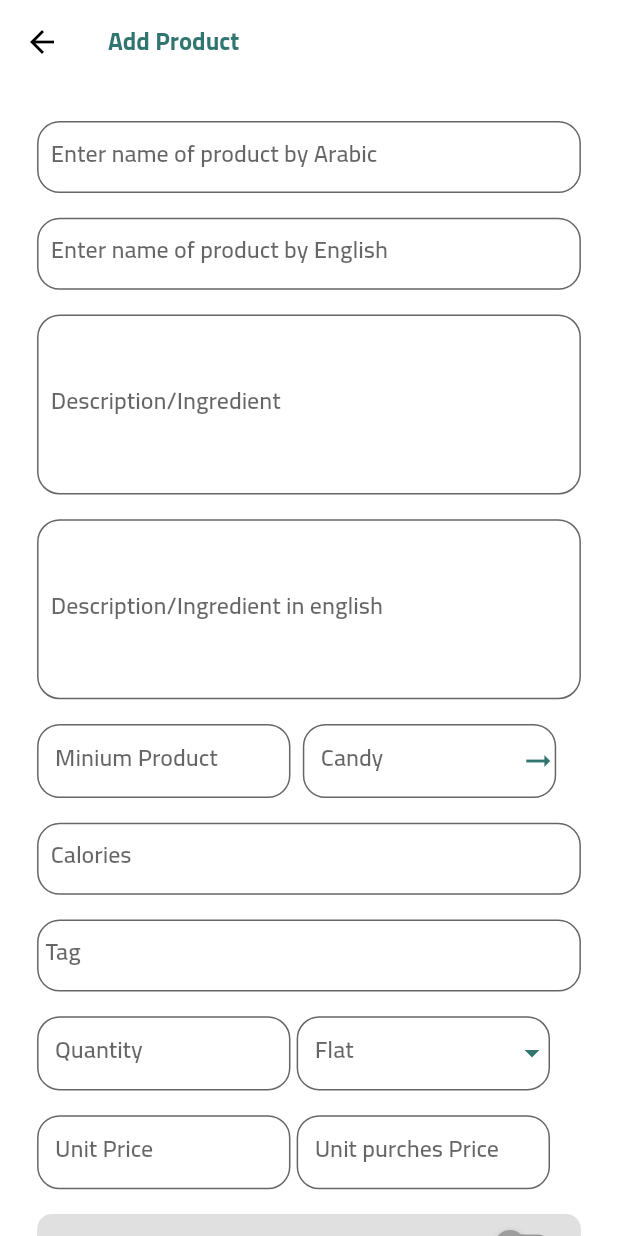
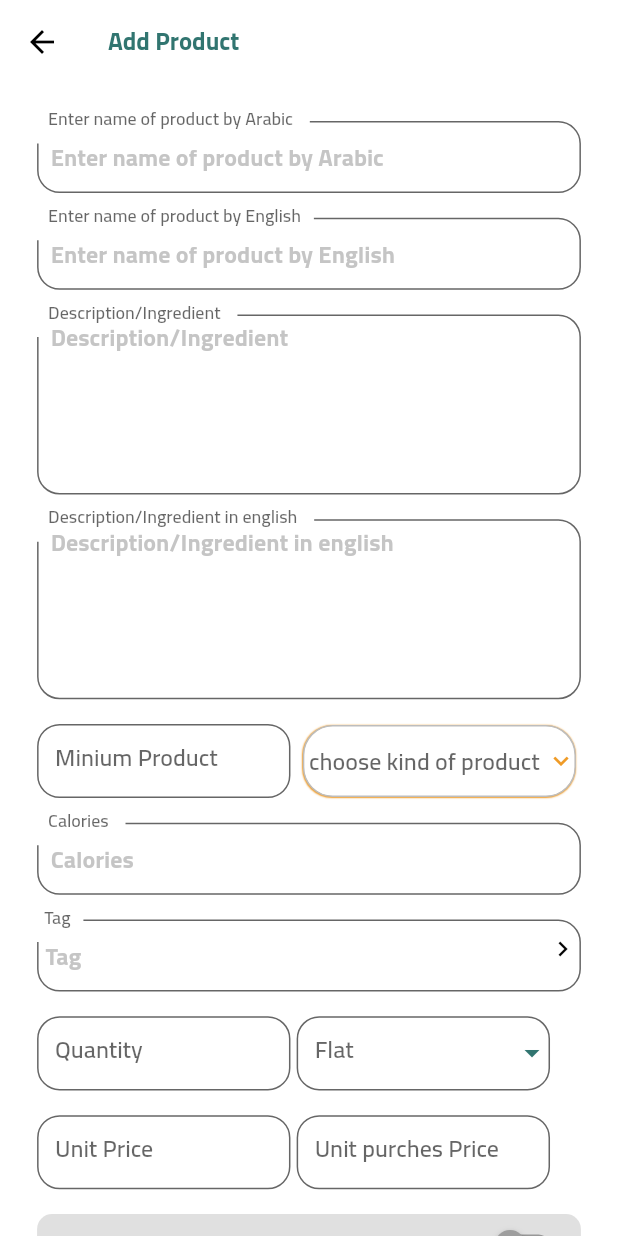
Before and after one commit to Sihamq/Sbooba_Client_App, a Flutter app: the ProductView screen opened directly, after a tap on "Add Product", on a phone screen of 412 x 824 dp. Run offline on Flutter 3.47's test engine with Material 2 defaults, Android fonts, the phone set to English and light mode, and no system bars; our stand-ins replace awesome_dialog, awesome_snackbar_content, cached_network_image, carousel_slider, device_preview, dio and 15 more; missing offline and left inert: coupon_uikit, slide_popup_dialog_null_safety; accounts and stored records are empty; network calls fail.

Commit message:
cate-7-12-3:33

```diff
--- a/lib/data/data_source/product_data/productData.dart
+++ b/lib/data/data_source/product_data/productData.dart
@@ -81,10 +81,13 @@ class Productdata {
       discount_type,
       discount_start_date,
       discount_end_date,
-      tax}) async {
+      tax,
+      slug,
+      meta_title,
+      meta_description}) async {
     FormData data = FormData.fromMap({
       "name": {"ar": name_ar, "en": name_en},
-      "description": {"ar": description_ar, "er": description_en},
+      "description": {"ar": description_ar, "en": description_en},
       "calories": calories,
       "category_id": category_id,
       "tags": tags,
@@ -97,8 +100,14 @@ class Productdata {
       "cash_on_delivery": cash_on_delivery,
       "featured": featured,
       "current_stock": current_stock,
+      "unit": unit,
+      "min_qty": min_qty,
+      "low_stock_quantity": low_stock_quantity,
       "discount": discount,
       "tax": tax,
+      "slug": slug,
+      "meta_title": meta_title,
+      "meta_description": meta_description,
       "discount_type": discount_type,
       "discount_start_date": discount_start_date,
       "discount_end_date": discount_end_date,
@@ -118,4 +127,22 @@ class Productdata {
       print(response.data);
     }
   }
+
+  Future getCateogryProduct() async {
+    try {
+      var response =
+          await DioHelper.getData(url: ApiLink.cateogryProduct, option: {
+        "Authorization": "Bearer " + await CashHelper.getData("token"),
+        "X-localization": await CashHelper.getData("lang")
+      });
+      if (response.statusCode == 200) {
+        print(response.data);
+        return response.data;
+      } else {
+        return response.data;
+      }
+    } catch (e) {
+      print(e.toString());
+    }
+  }
 }
--- /dev/null
+++ b/lib/data/models/cateogry.dart
@@ -0,0 +1,106 @@
+// To parse this JSON data, do
+//
+//     final cateogry = cateogryFromMap(jsonString);
+
+import 'dart:convert';
+
+Cateogry cateogryFromMap(String str) => Cateogry.fromMap(json.decode(str));
+
+String cateogryToMap(Cateogry data) => json.encode(data.toMap());
+
+class Cateogry {
+  Cateogry({
+    this.result,
+    this.data,
+    this.message,
+    this.status,
+  });
+
+  String? result;
+  List<CateogryItem>? data;
+  String? message;
+  int? status;
+
+  factory Cateogry.fromMap(Map<String, dynamic> json) => Cateogry(
+        result: json["result"],
+        data: List<CateogryItem>.from(
+            json["data"].map((x) => CateogryItem.fromMap(x))),
+        message: json["message"],
+        status: json["status"],
+      );
+
+  Map<String, dynamic> toMap() => {
+        "result": result,
+        "data": List<dynamic>.from(data!.map((x) => x.toMap())),
+        "message": message,
+        "status": status,
+      };
+}
+
+class CateogryItem {
+  CateogryItem({
+    this.id,
+    this.name,
+    this.parentId,
+    this.level,
+    this.orderLevel,
+    this.commisionRate,
+    this.featured,
+    this.top,
+    this.digital,
+    this.slug,
+    this.metaTitle,
+    this.metaDescription,
+    this.banner,
+    this.icon,
+  });
+
+  int? id;
+  String? name;
+  dynamic parentId;
+  dynamic level;
+  dynamic orderLevel;
+  dynamic commisionRate;
+  dynamic featured;
+  dynamic top;
+  dynamic digital;
+  String? slug;
+  dynamic metaTitle;
+  dynamic metaDescription;
+  dynamic banner;
+  dynamic icon;
+
+  factory CateogryItem.fromMap(Map<String, dynamic> json) => CateogryItem(
+        id: json["id"],
+        name: json["name"],
+        parentId: json["parent_id"],
+        level: json["level"],
+        orderLevel: json["order_level"],
+        commisionRate: json["commision_rate"],
+        featured: json["featured"],
+        top: json["top"],
+        digital: json["digital"],
+        slug: json["slug"],
+        metaTitle: json["meta_title"],
+        metaDescription: json["meta_description"],
+        banner: json["banner"],
+        icon: json["icon"],
+      );
+
+  Map<String, dynamic> toMap() => {
+        "id": id,
+        "name": name,
+        "parent_id": parentId,
+        "level": level,
+        "order_level": orderLevel,
+        "commision_rate": commisionRate,
+        "featured": featured,
+        "top": top,
+        "digital": digital,
+        "slug": slug,
+        "meta_title": metaTitle,
+        "meta_description": metaDescription,
+        "banner": banner,
+        "icon": icon,
+      };
+}
--- a/lib/lang/ar.dart
+++ b/lib/lang/ar.dart
@@ -218,5 +218,6 @@ Map<String, String> ar = {
   "deletec": "هل تريد بالفعل حذف الكوبون؟",
   "deletep": "هل تريد بالفعل حذف المنتج؟",
   "details": "تفاصيل المنتج",
-  "notemail": "الايميل غيرموجود"
+  "notemail": "الايميل غيرموجود",
+  "youhave": "تم اضافة منتج جديد"
 };
--- a/lib/lang/en.dart
+++ b/lib/lang/en.dart
@@ -223,5 +223,6 @@ Map<String, String> en = {
   "deletep": "Do you want to delete  this product?",
   "details": "Product Details",
   "namee": "Enter product name by English",
-  "notemail": "Email not found"
+  "notemail": "Email not found",
+  "youhave": "You have new product"
 };
--- a/lib/module/products/add_product/add_product_view.dart
+++ b/lib/module/products/add_product/add_product_view.dart
@@ -83,19 +83,51 @@ class AddProduct extends GetView<ProductController> {
                       SizedBox(
                         width: 1.h,
                       ),
-                      MySmallTextField(
-                        type: TextInputType.number,
-                        controller: controller.miniProController,
-                        obcure: false,
-                        label: "Candy".tr,
-                        suffix: Icons.arrow_right_alt,
-                        suffixPressed: () {
-                          Get.defaultDialog(
-                              title: "'",
-                              content: CustomRdaioButton(),
-                              middleText: "😊");
-                        },
-                      )
+                      DecoratedBox(
+                          decoration: BoxDecoration(
+                              color: Colors
+                                  .white, //background color of dropdown button
+                              border: Border.all(
+                                  color: Colors.grey[400]!,
+                                  width: 1), //border of dropdown button
+                              borderRadius: BorderRadius.circular(
+                                  20), //border raiuds of dropdown button
+                              boxShadow: <BoxShadow>[
+                                //apply shadow on Dropdown button
+                                BoxShadow(
+                                    color: myOrange,
+                                    blurRadius: 0.1), //shadow for button
+                              ]),
+                          child: DropdownButton(
+                            focusColor: myOrange,
+                            // isExpanded: true,
+                            underline: const SizedBox(),
+                            elevation: 2,
+                            hint: Padding(
+                              padding: EdgeInsets.all(.5.h),
+                              child: Text("choose kind of product"),
+                            ),
+                            icon: Icon(
+                              Icons.keyboard_arrow_down_sharp,
+                              color: myOrange,
+                              size: 20,
+                            ),
+                            items: [],
+                            onChanged: ((value) {}),
+                          )
+                          // MySmallTextField(
+                          //   type: TextInputType.number,
+                          //   controller: controller.miniProController,
+                          //   obcure: false,
+                          //   label: "Candy".tr,
+                          //   suffix: Icons.arrow_right_alt,
+                          //   suffixPressed: () {
+                          //     Get.defaultDialog(
+                          //         title: "'",
+                          //         content: CustomRdaioButton(),
+                          //         middleText: "😊");
+                          //   },
+                          )
                     ],
                   ),
                 ),
@@ -297,6 +329,8 @@ class AddProduct extends GetView<ProductController> {
                 ),
                 BlueButton(
                     onpress: () async {
+                      print("stoore");
+                      FocusScope.of(context).unfocus();
                       await controller.storeProduct();
                     },
                     title: Text("Save".tr,
--- a/lib/module/products/add_product/widgets/date_container.dart
+++ b/lib/module/products/add_product/widgets/date_container.dart
@@ -30,6 +30,7 @@ class DateContainer extends GetView<ProductController> {
               color: myWhite,
             ),
             onPressed: () {
+              FocusScope.of(context).unfocus();
               slideDialog.showSlideDialog(
                 context: context,
                 child: Obx(
--- a/lib/module/products/details_product/widgets/details_container.dart
+++ b/lib/module/products/details_product/widgets/details_container.dart
@@ -5,6 +5,7 @@ import 'package:get/get.dart';
 import 'package:material_design_icons_flutter/material_design_icons_flutter.dart';
 import 'package:sboba_app_client/module/my_colors.dart';
 import 'package:sboba_app_client/module/products/product_controller.dart';
+import 'package:sboba_app_client/module/shared/cash_helper.dart';
 import 'package:sizer/sizer.dart';
 
 class DetailsContainer extends StatelessWidget {
@@ -52,7 +53,9 @@ class DetailsContainer extends StatelessWidget {
                 child: Row(
                   children: [
                     Text(
-                      controller.showProduct[0].name!.en!,
+                      CashHelper.getData("lang") == "er"
+                          ? controller.showProduct[0].name!.en!
+                          : controller.showProduct[0].name!.ar!,
                       style: TextStyle(
                           color: Colors.black,
                           wordSpacing: 3,
@@ -154,7 +157,9 @@ class DetailsContainer extends StatelessWidget {
                       fontWeight: FontWeight.bold)),
 
               Text(
-                controller.showProduct[0].descriptionName!.en!,
+                CashHelper.getData("lang") == "ar"
+                    ? controller.showProduct[0].descriptionName!.ar!
+                    : controller.showProduct[0].descriptionName!.en!,
                 //"The menu has been called “a map that encourages easy navigation between hunger and satisfaction.” Mouthwatering restaurant menu descriptions can make your clients crave your offerings and happy patrons come back many times.",
                 style: TextStyle(
                     color: Colors.grey[700],
@@ -281,44 +286,9 @@ class DetailsContainer extends StatelessWidget {
                                     size: 5.w,
                                   ))),
                   )
-                  // Switch(
-                  //       focusColor: myOrange,
-                  //       value: controller.swittch.value,
-                  //       onChanged: (value) {
-                  //         controller.changSwitch(
-                  //             controller.showProduct[index!].published);
-                  //       },
-                  //       activeColor: myOrange,
-                  //       inactiveThumbColor: Colors.grey,
-                  //     )
                 ]),
               ),
 
-              // Container(
-              //   color: Colors.grey[200],
-              //   child: Row(children: [
-              //     Padding(
-              //       padding: EdgeInsets.all(1.h),
-              //       child: Text("Featured".tr,
-              //           style: TextStyle(fontWeight: FontWeight.bold)),
-              //     ),
-              //     Spacer(),
-              //     // Obx(
-              //     //   () => Switch(
-              //     //     onChanged: (value) {
-              //     //       controller.changeFeaturedswitch(
-              //     //           controller.showProduct[index!].featured);
-              //     //     },
-              //     //     value: controller.featured.value,
-              //     //     // onChanged: ((value) {
-
-              //     //     // }),
-              //     //     activeColor: myOrange,
-              //     //     inactiveThumbColor: Colors.grey,
-              //     //   ),
-              //     // )
-              //   ]),
-              // ),
               Padding(
                 padding: EdgeInsets.all(2.h),
                 child: Row(
@@ -328,12 +298,12 @@ class DetailsContainer extends StatelessWidget {
                     MaterialButton(
                         minWidth: 17.h,
                         onPressed: () {},
+                        color: myGreen,
                         child: Text(
                           "Edit".tr,
                           style: TextStyle(
                               color: myWhite, fontWeight: FontWeight.bold),
-                        ),
-                        color: myGreen),
+                        )),
                     SizedBox(width: 3.h),
                     MaterialButton(
                         minWidth: 17.h,
--- a/lib/module/products/product_controller.dart
+++ b/lib/module/products/product_controller.dart
@@ -1,10 +1,13 @@
+import 'package:awesome_dialog/awesome_dialog.dart';
 import 'package:flutter/material.dart';
 import 'package:get/get.dart';
 import 'package:get/get_state_manager/get_state_manager.dart';
 import 'package:image_picker/image_picker.dart';
 import 'package:sboba_app_client/data/data_source/product_data/productData.dart';
+import 'package:sboba_app_client/data/models/cateogry.dart';
 import 'package:sboba_app_client/data/models/product_model.dart';
 import 'package:sboba_app_client/data/models/show_product.dart';
+import 'package:sboba_app_client/module/shared/component/awesome_dialog.dart';
 import 'package:syncfusion_flutter_datepicker/datepicker.dart';
 import 'package:intl/intl.dart';
 
@@ -17,6 +20,7 @@ class ProductController extends GetxController
   var selectedTime = TimeOfDay.now().obs;
   Product? product;
   var productItem = <ProductItem>[].obs;
+  var productCateogry = [];
   var dateController = DateRangePickerController().obs;
   var startDate, endDate;
   var productNameArabicController = TextEditingController();
@@ -41,6 +45,7 @@ class ProductController extends GetxController
   ///////////////////////////////////////methods//////////////////////////////////////
   void onInit() {
     getProducts();
+    getCateogries();
     final DateTime today = DateTime.utc(0, 0, 0);
     startDate = "00-00-00".obs;
     endDate = "00-00-00".obs;
@@ -142,6 +147,22 @@ class ProductController extends GetxController
     }
   }
 
+  ///////////////////get Cateogry///////////////////////
+  Future getCateogries() async {
+    try {
+      var res = await Productdata().getCateogryProduct();
+      var cat = res["data"] as List;
+      if (res["Status"] == 200) {
+        productCateogry = cat.map((e) => CateogryItem.fromMap(e)).toList();
+        print(productCateogry[0]);
+        print(productCateogry.length);
+        update();
+      }
+    } catch (e) {
+      print("something error ${e.toString()}");
+    }
+  }
+
   /////////////////////delete product////////////////////
   deleteProducts(id) async {
     try {
@@ -169,15 +190,15 @@ class ProductController extends GetxController
           category_id: 1,
           purchase_price: unitPurchesController.text,
           cash_on_delivery: 1,
-          min_qty: miniProController.text,
+          min_qty: 1,
           approved: 1,
           calories: productCaloriesController.text,
           featured: feature,
           published: published,
           discount: productDiscountController.text,
           current_stock: 1,
-          discount_end_date: endDate,
-          discount_start_date: startDate,
+          discount_end_date: endDate.value,
+          discount_start_date: startDate.value,
           discount_type: 1,
           low_stock_quantity: 1,
           stock_visibility_state: 1,
@@ -185,9 +206,21 @@ class ProductController extends GetxController
           unit_price: unitPriceController.text,
           todays_deal: 1,
           unit: 1,
-          tax: 0);
+          tax: 0,
+          meta_description: "test",
+          meta_title: "test",
+          slug: "test");
       if (res["status"] == 200) {
         print(res["message"]);
+        CustomeAwesomeDialog().AwesomeDialogHeader(
+            DialogType: DialogType.success,
+            context: Get.context,
+            describe: "",
+            mainTitle: "congra".tr,
+            subTitle: "youhave".tr,
+            btOnpressed: () => {}
+            //Get.offAll(HomeScreen(), binding: ProductBinding()
+            );
       } else {
         print("something is error in element");
       }
--- a/lib/module/products/widget/meal_type_card.dart
+++ b/lib/module/products/widget/meal_type_card.dart
@@ -47,30 +47,38 @@ class MealCard extends GetView<ProductController> {
                   ),
                 ),
               ),
-              CachedNetworkImage(
-                imageUrl: controller.productItem[index!].category!.icon!,
-                imageBuilder: (context, imageProvider) => Container(
-                  //
-                  //
-                  //
-                  width: 120.w,
+              Container(
                   height: 7.h,
-                  decoration: BoxDecoration(
-                    //shape: BoxShape.circle,
-                    image: DecorationImage(
-                        image: imageProvider, fit: BoxFit.cover),
-                  ),
-                ),
-                placeholder: (context, url) => SpinKitCircle(color: myGreen),
-                errorWidget: (context, url, error) => Center(
-                    child: Container(
-                        height: 7.h,
-                        child: const Image(
-                            fit: BoxFit.cover,
-                            image: AssetImage(
-                              "assets/121.png",
-                            )))),
-              ),
+                  child: const Image(
+                      fit: BoxFit.cover,
+                      image: AssetImage(
+                        "assets/121.png",
+                      ))),
+
+              // CachedNetworkImage(
+              //   imageUrl: "assets/121.png",
+              //   imageBuilder: (context, imageProvider) => Container(
+              //     //
+              //     //
+              //     //
+              //     width: 120.w,
+              //     height: 7.h,
+              //     decoration: BoxDecoration(
+              //       //shape: BoxShape.circle,
+              //       image: DecorationImage(
+              //           image: imageProvider, fit: BoxFit.cover),
+              //     ),
+              //   ),
+              //   placeholder: (context, url) => SpinKitCircle(color: myGreen),
+              //   errorWidget: (context, url, error) => Center(
+              //       child: Container(
+              //           height: 7.h,
+              //           child: const Image(
+              //               fit: BoxFit.cover,
+              //               image: AssetImage(
+              //                 "assets/121.png",
+              //               )))),
+              // ),
               if (controller.productItem[index!].tax != 0) DiscountContainer(),
             ]),
             Padding(
--- a/lib/module/shared/DioHelper/dio_helper.dart
+++ b/lib/module/shared/DioHelper/dio_helper.dart
@@ -5,12 +5,13 @@ class DioHelper {
   static late Dio dio;
   static init() {
     dio = Dio(BaseOptions(
-        baseUrl: 'http://192.168.0.102/sboba_v3/api', //http://192.168.0.102
+        baseUrl: 'http://192.168.1.102/sboba_v3/api', //http://192.168.0.102
         receiveDataWhenStatusError: true,
         headers: {
           'Content-Type': 'application/json',
         }));
     dio.interceptors.add(PrettyDioLogger(
+      error: true,
       requestHeader: true,
       requestBody: true,
       responseBody: true,
--- a/lib/module/shared/component/add_text_formfield.dart
+++ b/lib/module/shared/component/add_text_formfield.dart
@@ -49,6 +49,7 @@ class MyAddTextField extends StatelessWidget {
         validator: validate,
         controller: controller,
         decoration: InputDecoration(
+            floatingLabelBehavior: FloatingLabelBehavior.always,
             labelText: label,
             contentPadding: EdgeInsets.symmetric(horizontal: .5.w),
             focusedBorder: OutlineInputBorder(
@@ -57,7 +58,7 @@ class MyAddTextField extends StatelessWidget {
             ),
             border: OutlineInputBorder(
               borderRadius: BorderRadius.circular(15),
-              borderSide: BorderSide(color: myOrange, width: 1),
+              borderSide: BorderSide(color: Colors.grey[400]!, width: 1),
             ),
             suffix: InkWell(
                 onTap: suffixPressed,
--- a/lib/module/shared/component/awesome_dialog.dart
+++ b/lib/module/shared/component/awesome_dialog.dart
@@ -50,7 +50,7 @@ class CustomeAwesomeDialog {
           ),
         ),
         btnOkOnPress: btOnpressed,
-        btnCancelOnPress: () {},
+        // btnCancelOnPress: () {},
         btnOkColor: myGreen)
       ..show();
   }
--- a/lib/module/shared/routes/api_routes.dart
+++ b/lib/module/shared/routes/api_routes.dart
@@ -7,7 +7,8 @@ class ApiLink {
   // static const String details = "orders/1"; //details of order send token.
   static const String getProduct = "/seller/products"; //details
   static const String showProduct = "/seller/products/";
-  static const String storeProduct = "/seller/products"; // token
+  static const String storeProduct = "/seller/products";
+  static const String cateogryProduct = "/admin/categories"; // token
   // static const String updateProduct = "/products/1"; // update.. token
   // static const String delete = "/products/1";
   static const String allcoupons = "/seller/coupons";
```
